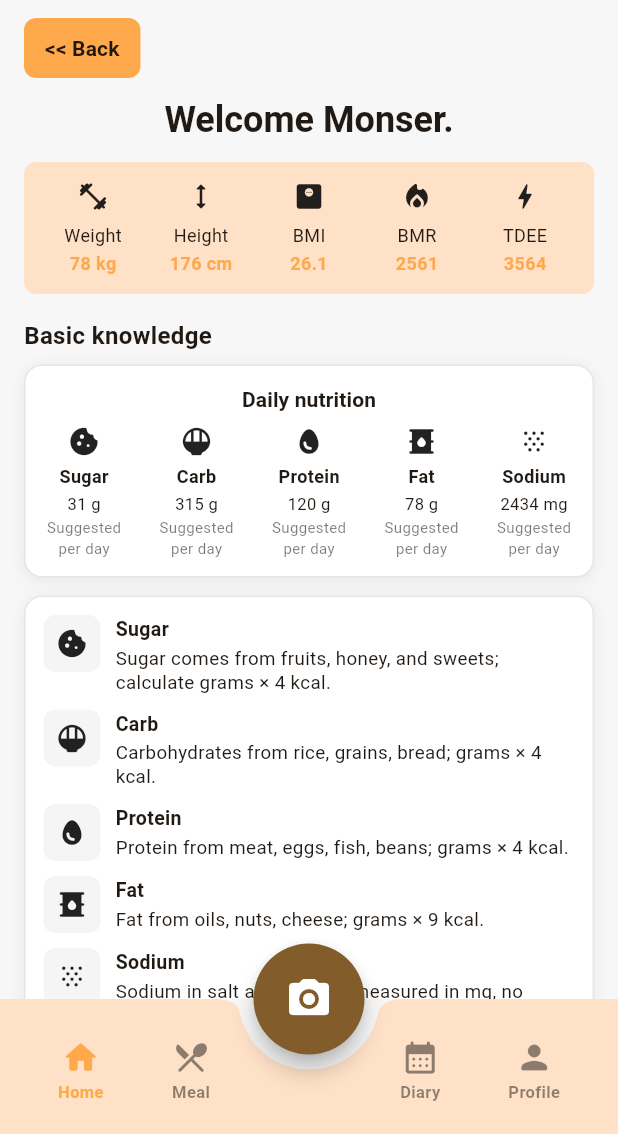
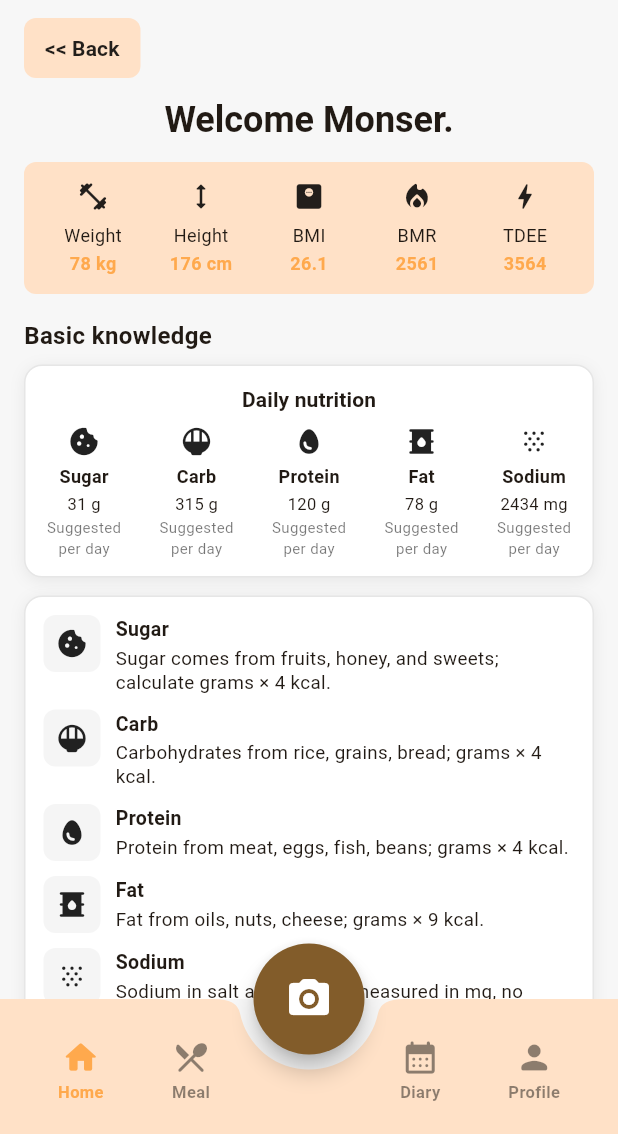
Before and after one commit to ChalisaNine/ImMaiUan_Application, a Flutter app: the KnowledgeScreen screen opened directly, on a phone screen of 412 x 824 dp, the part 102-1236 px from its top. Run offline on Flutter 3.47's test engine with Material 3 defaults, Android fonts, the phone set to English and light mode, and no system bars.

Commit message:
Change button background_knowledge

```diff
--- a/immaiua_app/lib/knowledge.dart
+++ b/immaiua_app/lib/knowledge.dart
@@ -80,7 +80,7 @@ class BasicKnowledgeBody extends StatelessWidget {
               alignment: Alignment.topLeft,
               child: ElevatedButton(
                 style: ElevatedButton.styleFrom(
-                  backgroundColor: const Color(0xFFFFA94D),
+                  backgroundColor: Color(0xFFFFE1C7),
                   padding:
                       const EdgeInsets.symmetric(horizontal: 14, vertical: 6),
                   shape: RoundedRectangleBorder(
```
